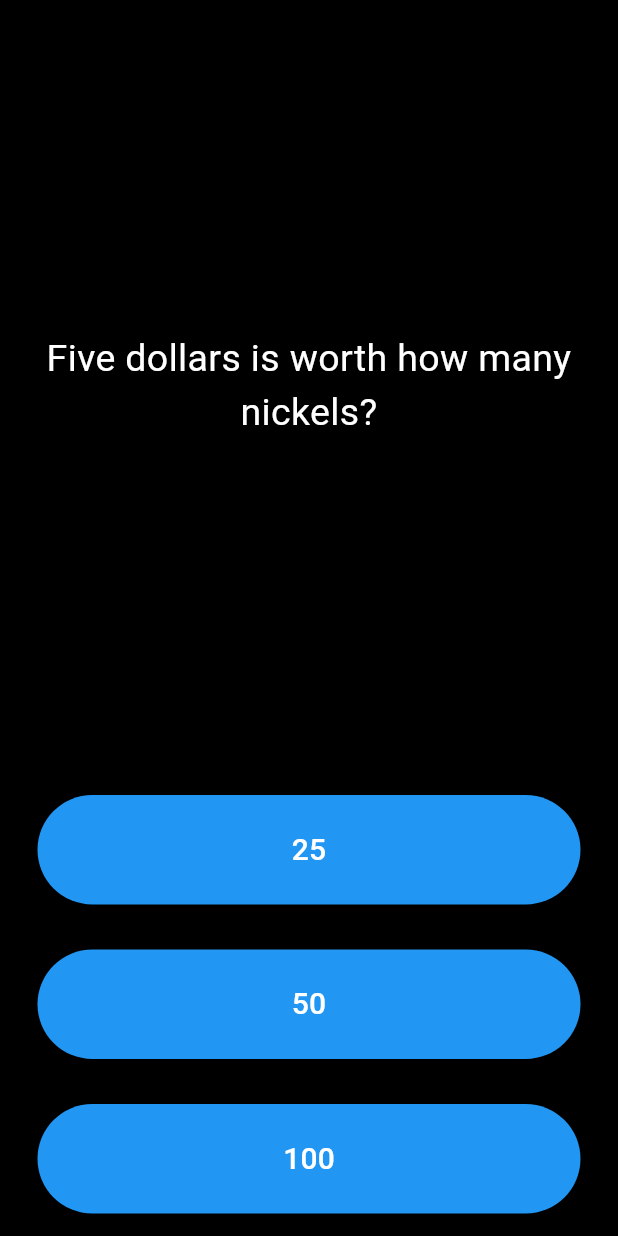
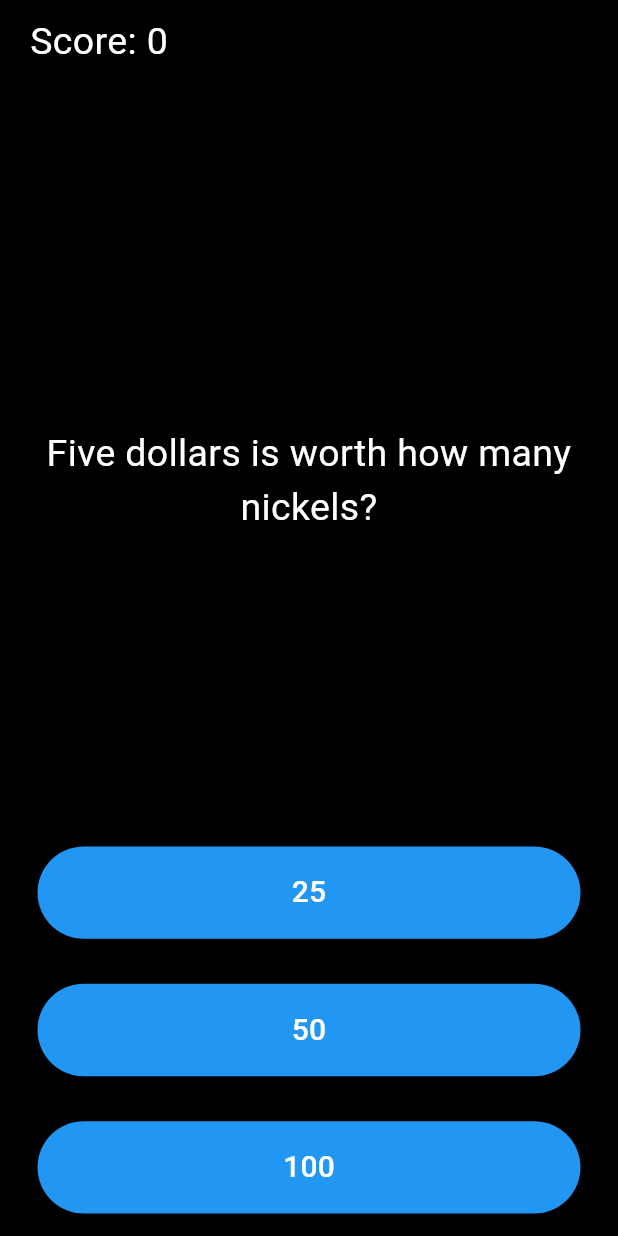
Before and after one commit to G-Prometheus/MultipleQuizz, a Flutter app: the screen it shows after launch, after a tap on "Heart", on a phone screen of 412 x 824 dp. Run offline on Flutter 3.47's test engine with Material 3 defaults, Android fonts, the phone set to English and light mode, and no system bars.

Commit message:
add code score

```diff
--- a/lib/brain_quiz.dart
+++ b/lib/brain_quiz.dart
@@ -2,6 +2,7 @@ import 'question.dart';
 
 class BrainQuiz {
   int questionNumber = 0;
+  int totalScore = 0;
   List<Question> _questionBank = [
        Question("Which is the largest organ in the human body?", ["Heart", "Skin", "Large Intestine"],"Skin"),
         Question( "Five dollars is worth how many nickels?", ["25", "50", "100"],"100"),
@@ -19,6 +20,7 @@ class BrainQuiz {
       questionNumber +=  1;
     }else{
       questionNumber = 0;
+      totalScore = 0;
     }
   }
   String getQuestion(){
@@ -29,6 +31,7 @@ class BrainQuiz {
   }
   bool checkAnswer(String useAnswer){
     if(useAnswer == _questionBank[questionNumber].correctAnswer){
+      totalScore += 1;
       return true;
     }else{
       return false;
--- a/lib/main.dart
+++ b/lib/main.dart
@@ -33,6 +33,7 @@ class QuizzPage extends StatefulWidget {
 
 class _QuizzPageState extends State<QuizzPage> {
   int selectedButtonColors = -1;
+  int x = 0;
   Color getButtonColor(int index) {
     if (selectedButtonColors == index) {
       return brain_quiz.checkAnswer(brain_quiz.getAnswert()[index])
@@ -51,6 +52,7 @@ class _QuizzPageState extends State<QuizzPage> {
     Timer(Duration(milliseconds: 200), () {
       setState(() {
         selectedButtonColors = -1;
+        x = brain_quiz.totalScore;
         brain_quiz.nextQuestion();
       });
     });
@@ -62,6 +64,18 @@ class _QuizzPageState extends State<QuizzPage> {
       mainAxisAlignment: MainAxisAlignment.spaceBetween,
       crossAxisAlignment: CrossAxisAlignment.stretch,
       children: [
+        Expanded(
+          child: Padding(
+            padding: EdgeInsets.all(10.0),
+            child: Text(
+              'Score: $x',
+              style: TextStyle(
+                fontSize: 25.0,
+                color: Colors.white,
+              ),
+            ),
+          ),
+        ),
         Expanded(
           flex: 5,
           child: Padding(
```
